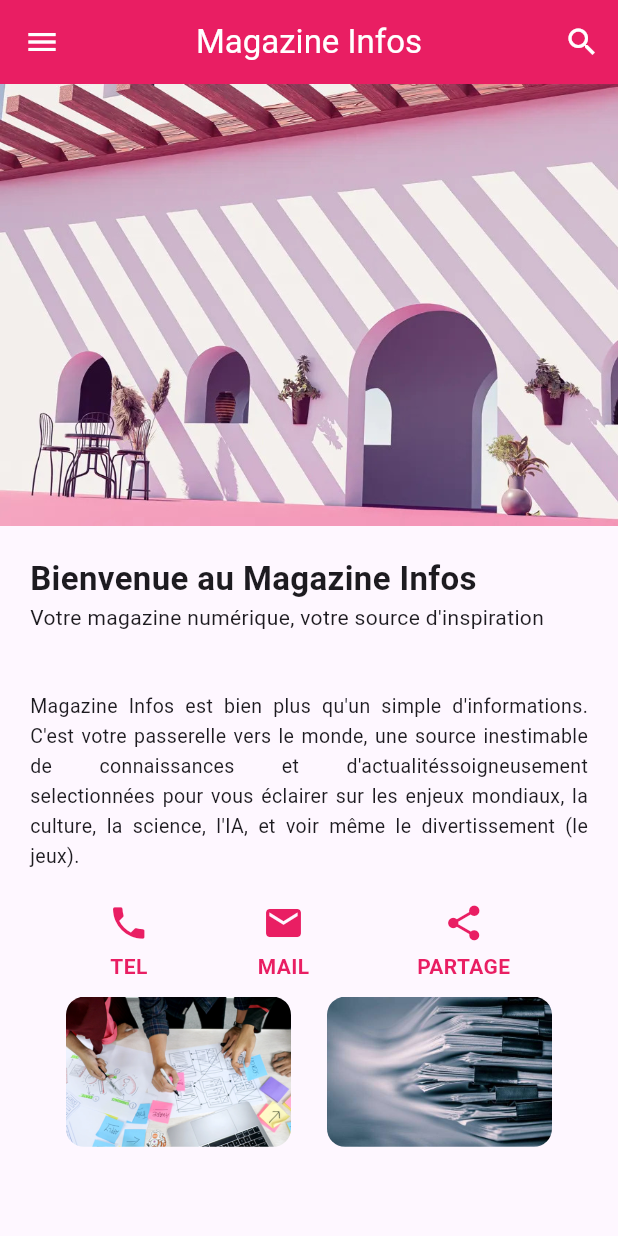
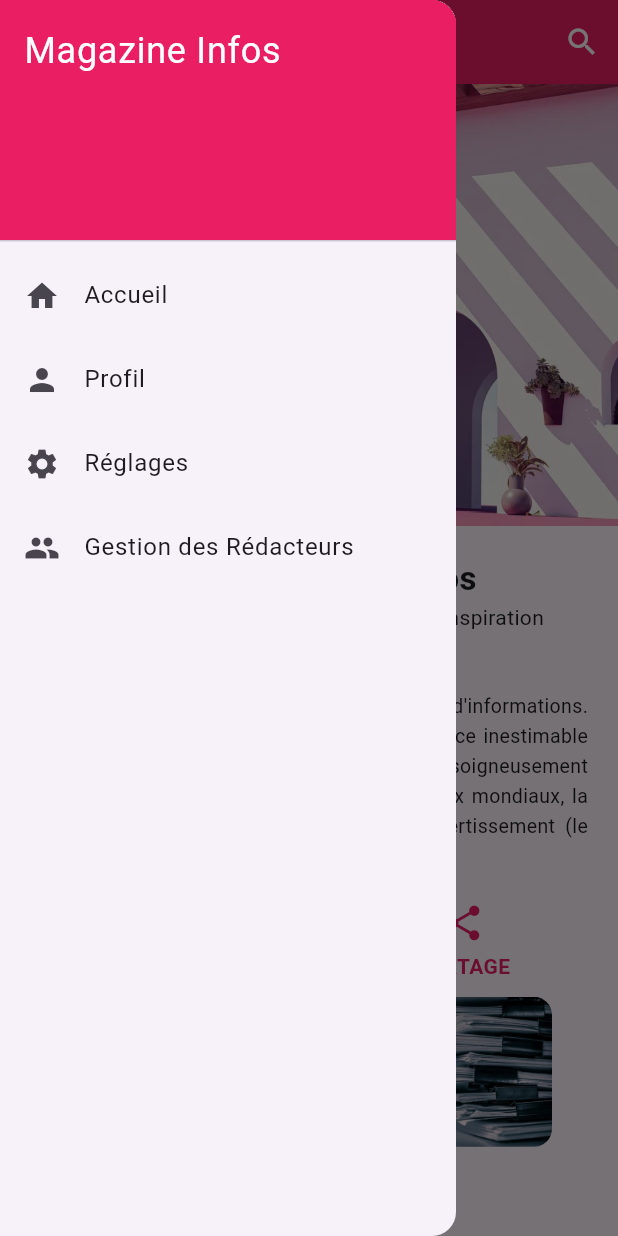
Before and after one commit to nguetta2nguetta-lab/dclic_activite, a Flutter app: the screen it shows after launch, with the side drawer open (before the commit the screen has no drawer), on a phone screen of 412 x 824 dp. Run offline on Flutter 3.47's test engine with Material 3 defaults, Android fonts, the phone set to English and light mode, and no system bars; our stand-ins replace sqflite; accounts and stored records are empty.

Commit message:
integration des éléments de la semaine 5

```diff
--- a/lib/main.dart
+++ b/lib/main.dart
@@ -1,4 +1,5 @@
 import 'package:flutter/material.dart';
+import 'redacteurs.dart';
 
 void main() {
   runApp(const MonAppli());
@@ -12,13 +13,26 @@ class MonAppli extends StatelessWidget {
     return MaterialApp(
       title: 'Magazine Infos',
       debugShowCheckedModeBanner: false,
-      home: const pageAccueil(),
+      home: const PageAccueil(),
     );
   }
 }
 
-class pageAccueil extends StatelessWidget {
-  const pageAccueil({super.key});
+class PageAccueil extends StatefulWidget {
+  const PageAccueil({super.key});
+
+  @override
+  State<PageAccueil> createState() => _PageAccueilState();
+}
+
+class _PageAccueilState extends State<PageAccueil> {
+  int _currentIndex = 0;
+  final List<Widget> _pages = [
+    const AccueilContent(),
+    const Redacteurs(),
+    const ProfilPage(),
+    const ReglagesPage(),
+  ];
 
   @override
   Widget build(BuildContext context) {
@@ -31,10 +45,80 @@ class pageAccueil extends StatelessWidget {
         centerTitle: true,
         backgroundColor: Colors.pink,
         iconTheme: const IconThemeData(color: Colors.white),
-        leading: IconButton(icon: const Icon(Icons.menu), onPressed: () {}),
-        actions: [IconButton(icon: const Icon(Icons.search), onPressed: () {})],
+        actions: [
+          IconButton(icon: const Icon(Icons.search), onPressed: () {})
+        ],
       ),
-      body: const Column(
+      drawer: Drawer(
+        child: ListView(
+          padding: EdgeInsets.zero,
+          children: [
+            const DrawerHeader(
+              decoration: BoxDecoration(
+                color: Colors.pink,
+              ),
+              child: Text(
+                'Magazine Infos',
+                style: TextStyle(
+                  color: Colors.white,
+                  fontSize: 24,
+                ),
+              ),
+            ),
+            ListTile(
+              leading: const Icon(Icons.home),
+              title: const Text('Accueil'),
+              onTap: () {
+                setState(() {
+                  _currentIndex = 0;
+                });
+                Navigator.pop(context);
+              },
+            ),
+            ListTile(
+              leading: const Icon(Icons.person),
+              title: const Text('Profil'),
+              onTap: () {
+                setState(() {
+                  _currentIndex = 2;
+                });
+                Navigator.pop(context);
+              },
+            ),
+            ListTile(
+              leading: const Icon(Icons.settings),
+              title: const Text('Réglages'),
+              onTap: () {
+                setState(() {
+                  _currentIndex = 3;
+                });
+                Navigator.pop(context);
+              },
+            ),
+            ListTile(
+              leading: const Icon(Icons.people),
+              title: const Text('Gestion des Rédacteurs'),
+              onTap: () {
+                setState(() {
+                  _currentIndex = 1;
+                });
+                Navigator.pop(context);
+              },
+            ),
+          ],
+        ),
+      ),
+      body: _pages[_currentIndex],
+    );
+  }
+}
+
+class AccueilContent extends StatelessWidget {
+  const AccueilContent({super.key});
+
+  @override
+  Widget build(BuildContext context) {
+    return const Column(
       children: [
         Image(image: AssetImage('assets/images/magazineInfo.jpg')),
         PartieTitre(),
@@ -42,7 +126,28 @@ class pageAccueil extends StatelessWidget {
         PartieIcone(),
         PartieRubrique(),
       ],
-      ),
+    );
+  }
+}
+
+class ProfilPage extends StatelessWidget {
+  const ProfilPage({super.key});
+
+  @override
+  Widget build(BuildContext context) {
+    return const Center(
+      child: Text('Profil', style: TextStyle(fontSize: 20)),
+    );
+  }
+}
+
+class ReglagesPage extends StatelessWidget {
+  const ReglagesPage({super.key});
+
+  @override
+  Widget build(BuildContext context) {
+    return const Center(
+      child: Text('Réglages', style: TextStyle(fontSize: 20)),
     );
   }
 }
@@ -101,8 +206,7 @@ class PartieIcone extends StatelessWidget {
       child: Row(
         mainAxisAlignment: MainAxisAlignment.spaceEvenly,
         children: [
-          Container(
-            child: Column(
+          Column(
             children: const [
               Icon(Icons.phone, color: Colors.pink, size: 28),
               SizedBox(height: 5),
@@ -115,10 +219,7 @@ class PartieIcone extends StatelessWidget {
               ),
             ],
           ),
-          ),
-
-          Container(
-            child: Column(
+          Column(
             children: const [
               Icon(Icons.email, color: Colors.pink, size: 28),
               SizedBox(height: 5),
@@ -131,10 +232,7 @@ class PartieIcone extends StatelessWidget {
               ),
             ],
           ),
-          ),
-
-          Container(
-            child: Column(
+          Column(
             children: const [
               Icon(Icons.share, color: Colors.pink, size: 28),
               SizedBox(height: 5),
@@ -146,7 +244,6 @@ class PartieIcone extends StatelessWidget {
                 ),
               ),
             ],
-            ),
           ),
         ],
       ),
--- a/pubspec.yaml
+++ b/pubspec.yaml
@@ -34,6 +34,8 @@ dependencies:
   # The following adds the Cupertino Icons font to your application.
   # Use with the CupertinoIcons class for iOS style icons.
   cupertino_icons: ^1.0.8
+  sqflite: ^2.4.2
+  path: ^1.9.1
 
 dev_dependencies:
   flutter_test:
```
Also changed, not shown: lib/modele/redacteur.dart (added, +19 -0 lines), lib/redacteurs.dart (added, +166 -0 lines), lib/services/database_manager.dart (added, +68 -0 lines), services/main.dart (added, +189 -0 lines), services/modele/redacteur.dart (added, +19 -0 lines), pubspec.lock, 4 other files. Lines whose indentation alone changed are shown as unchanged.
